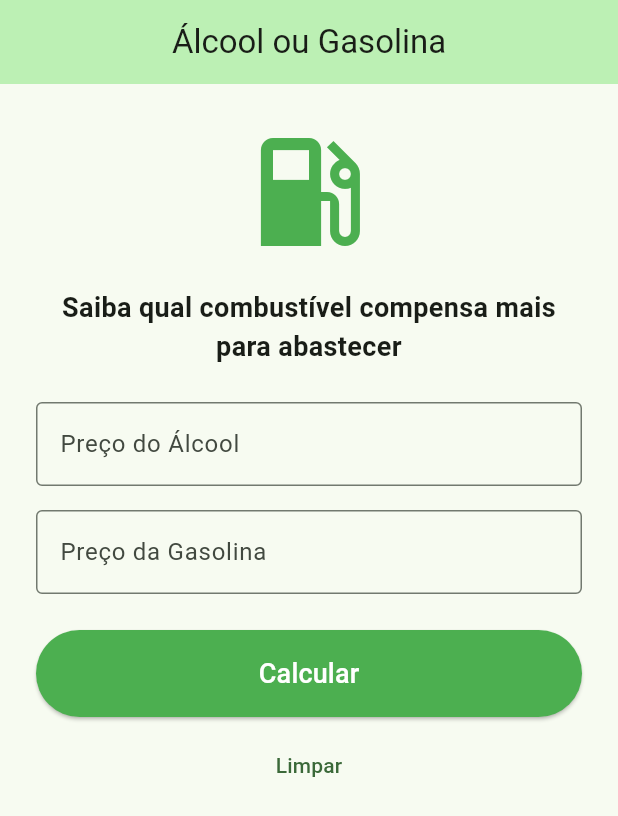
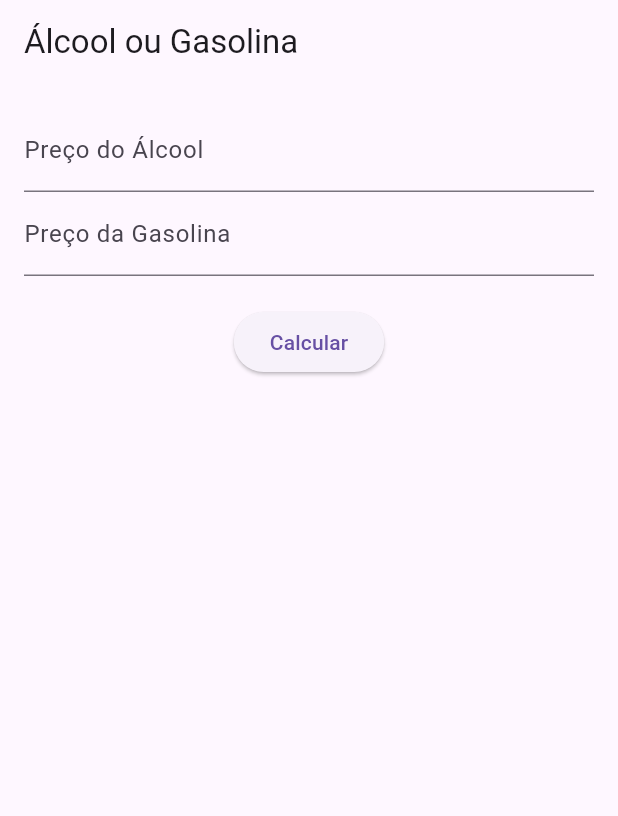
Before and after one commit to Juliozadi/app-combustivel, a Flutter app: the screen it shows after launch, on a phone screen of 412 x 824 dp. Shown: the top 816 px of the screen. Run offline on Flutter 3.47's test engine with Material 3 defaults, Android fonts, the phone set to English and light mode, and no system bars.

Commit message:
Simplifica o App Combustível para nível iniciante
Deixa só o essencial: a classe Combustivel com o método calcular(),
dois TextField, o botão Calcular e o Text com o resultado.

Co-Authored-By: Claude Opus 5.5 <noreply@anthropic.com>
Claude-Session: https://claude.ai/code/session_01K19mL6SHbnp2BuZipH24nN

```diff
--- a/lib/main.dart
+++ b/lib/main.dart
@@ -1,216 +1,75 @@
 import 'package:flutter/material.dart';
 
 void main() {
-  runApp(const AppCombustivel());
+  runApp(const MaterialApp(home: AppCombustivel()));
 }
 
-/// Classe responsável pela regra de negócio: decidir qual combustível
-/// compensa mais usando a Regra dos 70%.
-///
-/// Divide-se o preço do álcool pelo preço da gasolina:
-/// - resultado menor que 0,70 -> o álcool (etanol) compensa;
-/// - resultado igual ou maior que 0,70 -> a gasolina compensa.
-class CalculadoraCombustivel {
-  static const double limite = 0.70;
+// Classe com o método que faz o cálculo (Regra dos 70%)
+class Combustivel {
+  double alcool;
+  double gasolina;
 
-  final double precoAlcool;
-  final double precoGasolina;
+  Combustivel(this.alcool, this.gasolina);
 
-  CalculadoraCombustivel({
-    required this.precoAlcool,
-    required this.precoGasolina,
-  });
+  String calcular() {
+    double resultado = alcool / gasolina;
 
-  /// Retorna a razão entre o preço do álcool e o da gasolina.
-  double calcularRazao() {
-    return precoAlcool / precoGasolina;
-  }
-
-  /// Retorna `true` quando o álcool é a opção mais vantajosa.
-  bool alcoolCompensa() {
-    return calcularRazao() < limite;
-  }
-
-  /// Retorna o nome do combustível que compensa mais.
-  String calcular() {
-    return alcoolCompensa() ? 'Álcool' : 'Gasolina';
+    if (resultado < 0.7) {
+      return 'Abasteça com Álcool';
+    } else {
+      return 'Abasteça com Gasolina';
+    }
   }
 }
 
-class AppCombustivel extends StatelessWidget {
+class AppCombustivel extends StatefulWidget {
   const AppCombustivel({super.key});
 
   @override
-  Widget build(BuildContext context) {
-    return MaterialApp(
-      title: 'App Combustível',
-      debugShowCheckedModeBanner: false,
-      theme: ThemeData(
-        colorScheme: ColorScheme.fromSeed(seedColor: Colors.green),
-        useMaterial3: true,
-      ),
-      home: const TelaCombustivel(),
-    );
-  }
+  State<AppCombustivel> createState() => _AppCombustivelState();
 }
 
-class TelaCombustivel extends StatefulWidget {
-  const TelaCombustivel({super.key});
+class _AppCombustivelState extends State<AppCombustivel> {
+  TextEditingController alcoolController = TextEditingController();
+  TextEditingController gasolinaController = TextEditingController();
+  String resultado = '';
 
-  @override
-  State<TelaCombustivel> createState() => _TelaCombustivelState();
-}
+  void calcular() {
+    double alcool = double.parse(alcoolController.text);
+    double gasolina = double.parse(gasolinaController.text);
 
-class _TelaCombustivelState extends State<TelaCombustivel> {
-  // Controladores que guardam o texto digitado nos campos de entrada.
-  final TextEditingController _alcoolController = TextEditingController();
-  final TextEditingController _gasolinaController = TextEditingController();
-
-  String _resultado = '';
-  String _detalhe = '';
-  Color _corResultado = Colors.black;
-
-  @override
-  void dispose() {
-    _alcoolController.dispose();
-    _gasolinaController.dispose();
-    super.dispose();
-  }
-
-  /// Converte o texto digitado em número, aceitando vírgula ou ponto
-  /// como separador decimal (ex.: "5,49" ou "5.49").
-  double? _converterPreco(String texto) {
-    return double.tryParse(texto.trim().replaceAll(',', '.'));
-  }
-
-  void _calcular() {
-    final double? precoAlcool = _converterPreco(_alcoolController.text);
-    final double? precoGasolina = _converterPreco(_gasolinaController.text);
-
-    if (precoAlcool == null ||
-        precoGasolina == null ||
-        precoAlcool <= 0 ||
-        precoGasolina <= 0) {
-      setState(() {
-        _resultado = 'Valores inválidos';
-        _detalhe = 'Informe preços maiores que zero. Ex.: 3,89';
-        _corResultado = Colors.red;
-      });
-      return;
-    }
-
-    final calculadora = CalculadoraCombustivel(
-      precoAlcool: precoAlcool,
-      precoGasolina: precoGasolina,
-    );
-
-    final double razao = calculadora.calcularRazao();
-    final String percentual =
-        (razao * 100).toStringAsFixed(1).replaceAll('.', ',');
+    Combustivel combustivel = Combustivel(alcool, gasolina);
 
     setState(() {
-      _resultado = 'Abasteça com ${calculadora.calcular()}';
-      _detalhe = 'O álcool custa $percentual% do preço da gasolina.';
-      _corResultado =
-          calculadora.alcoolCompensa() ? Colors.green : Colors.orange;
-    });
-  }
-
-  void _limpar() {
-    setState(() {
-      _alcoolController.clear();
-      _gasolinaController.clear();
-      _resultado = '';
-      _detalhe = '';
+      resultado = combustivel.calcular();
     });
   }
 
   @override
   Widget build(BuildContext context) {
     return Scaffold(
-      appBar: AppBar(
-        title: const Text('Álcool ou Gasolina'),
-        centerTitle: true,
-        backgroundColor: Theme.of(context).colorScheme.primaryContainer,
-      ),
-      body: SingleChildScrollView(
-        padding: const EdgeInsets.all(24),
+      appBar: AppBar(title: const Text('Álcool ou Gasolina')),
+      body: Padding(
+        padding: const EdgeInsets.all(16),
         child: Column(
-          crossAxisAlignment: CrossAxisAlignment.stretch,
           children: [
-            const Icon(
-              Icons.local_gas_station,
-              size: 96,
-              color: Colors.green,
+            TextField(
+              controller: alcoolController,
+              keyboardType: TextInputType.number,
+              decoration: const InputDecoration(labelText: 'Preço do Álcool'),
             ),
-            const SizedBox(height: 16),
-            const Text(
-              'Saiba qual combustível compensa mais para abastecer',
-              textAlign: TextAlign.center,
-              style: TextStyle(fontSize: 18, fontWeight: FontWeight.bold),
+            TextField(
+              controller: gasolinaController,
+              keyboardType: TextInputType.number,
+              decoration: const InputDecoration(labelText: 'Preço da Gasolina'),
             ),
-            const SizedBox(height: 24),
-
-            // Entrada de valores
-            TextField(
-              controller: _alcoolController,
-              keyboardType:
-                  const TextInputType.numberWithOptions(decimal: true),
-              decoration: const InputDecoration(
-                labelText: 'Preço do Álcool',
-                hintText: 'Ex.: 3,89',
-                prefixText: 'R\$ ',
-                border: OutlineInputBorder(),
-              ),
+            const SizedBox(height: 20),
+            ElevatedButton(
+              onPressed: calcular,
+              child: const Text('Calcular'),
             ),
-            const SizedBox(height: 16),
-            TextField(
-              controller: _gasolinaController,
-              keyboardType:
-                  const TextInputType.numberWithOptions(decimal: true),
-              decoration: const InputDecoration(
-                labelText: 'Preço da Gasolina',
-                hintText: 'Ex.: 5,89',
-                prefixText: 'R\$ ',
-                border: OutlineInputBorder(),
-              ),
-              onSubmitted: (_) => _calcular(),
-            ),
-            const SizedBox(height: 24),
-
-            // Ações
-            ElevatedButton(
-              onPressed: _calcular,
-              style: ElevatedButton.styleFrom(
-                padding: const EdgeInsets.symmetric(vertical: 16),
-                backgroundColor: Colors.green,
-                foregroundColor: Colors.white,
-              ),
-              child: const Text('Calcular', style: TextStyle(fontSize: 18)),
-            ),
-            const SizedBox(height: 8),
-            TextButton(
-              onPressed: _limpar,
-              child: const Text('Limpar'),
-            ),
-            const SizedBox(height: 24),
-
-            // Resultado
-            Text(
-              _resultado,
-              textAlign: TextAlign.center,
-              style: TextStyle(
-                fontSize: 24,
-                fontWeight: FontWeight.bold,
-                color: _corResultado,
-              ),
-            ),
-            const SizedBox(height: 8),
-            Text(
-              _detalhe,
-              textAlign: TextAlign.center,
-              style: const TextStyle(fontSize: 16),
-            ),
+            const SizedBox(height: 20),
+            Text(resultado, style: const TextStyle(fontSize: 20)),
           ],
         ),
       ),
```
Also changed, not shown: 2 other files.
